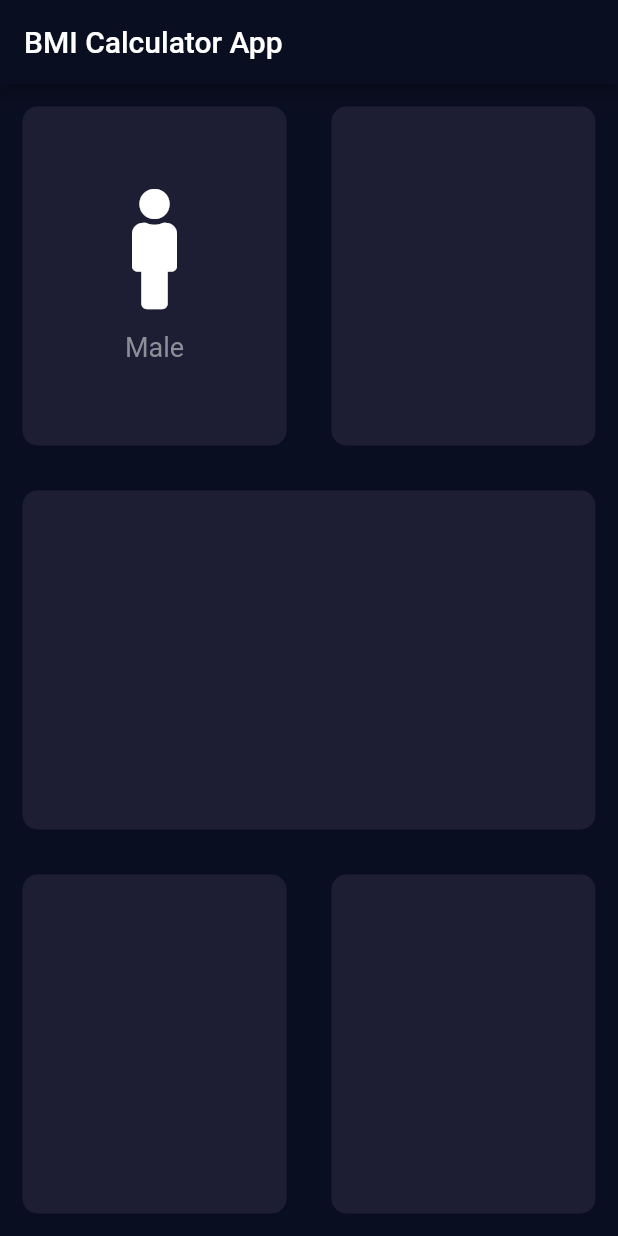
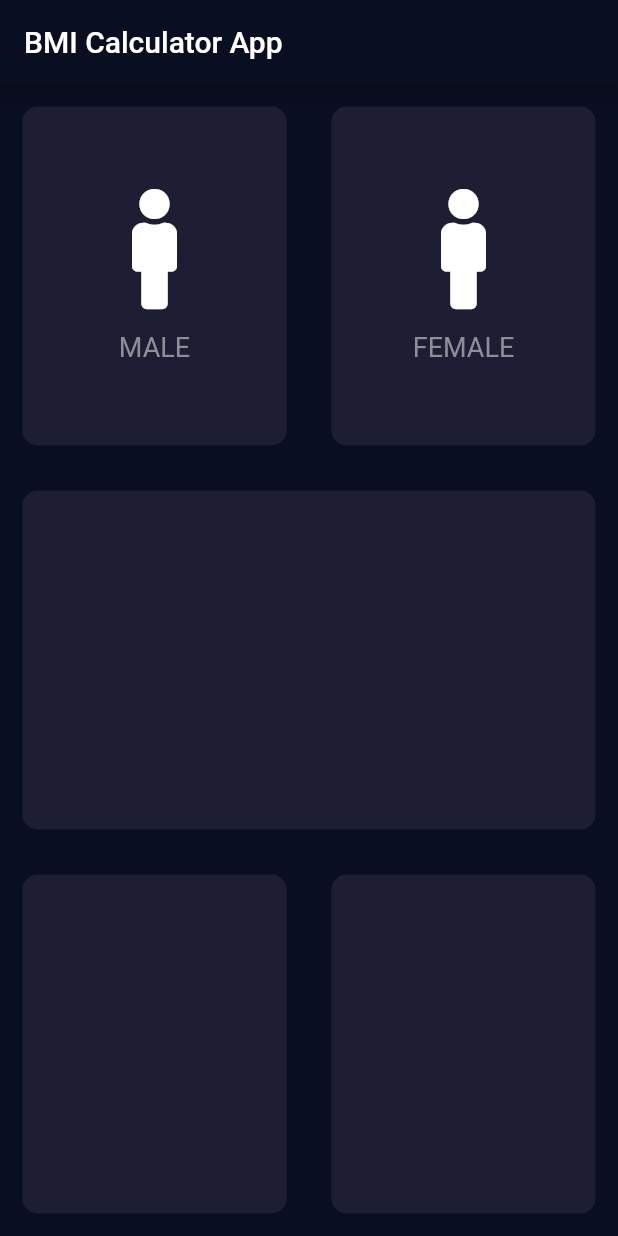
Before and after one commit to malikijazbashir/bmi_calculator, a Flutter app: the screen it shows after launch, on a phone screen of 412 x 824 dp. Run offline on Flutter 3.47's test engine with Material 2 defaults, Android fonts, the phone set to English and light mode, and no system bars; our stand-ins replace font_awesome_flutter.

Commit message:
Use MALE and FEMALE ICONS AND TEXT in CardWidget of Column in flutter BMI calculator lecture No 57 part 4

```diff
--- a/lib/input_page.dart
+++ b/lib/input_page.dart
@@ -19,10 +19,17 @@ class _InputPageState extends State<InputPage> {
             children: <Widget>[
               Expanded(
                   child: new RepeatContainerCode(colors: Color(0xFF1D1E33),
-                  cardWidget: RepeatCardWidget(),
+                  cardWidget: RepeatCardWidget(
+                    iconData: FontAwesomeIcons.male,
+                    label: 'MALE',
+                  ),
                   )
               ),
-              Expanded(child: new RepeatContainerCode(colors: Color(0xFF1D1E33),)),
+              Expanded(child: new RepeatContainerCode(colors: Color(0xFF1D1E33),
+                cardWidget: RepeatCardWidget(
+                  iconData: FontAwesomeIcons.male,
+                  label: 'FEMALE',
+                ),)),
             ],
           )),
           Expanded(child: new RepeatContainerCode(colors: Color(0xFF1D1E33),)),
@@ -40,6 +47,9 @@ class _InputPageState extends State<InputPage> {
 }
 
 class RepeatCardWidget extends StatelessWidget {
+  RepeatCardWidget({@required this.iconData,this.label});
+  final IconData iconData;
+  final String label;
 
   @override
   Widget build(BuildContext context) {
@@ -47,14 +57,14 @@ class RepeatCardWidget extends StatelessWidget {
       mainAxisAlignment: MainAxisAlignment.center,
       children: <Widget>[
         Icon(
-          FontAwesomeIcons.male,
+          iconData,
           size:80.0,
         ),
         SizedBox(
           height: 15.0,
         ),
         Text(
-          'Male',
+          label,
           style: TextStyle(fontSize: 18.0,color: Color(0xFF8D8E98)),
         ),
       ],
```
